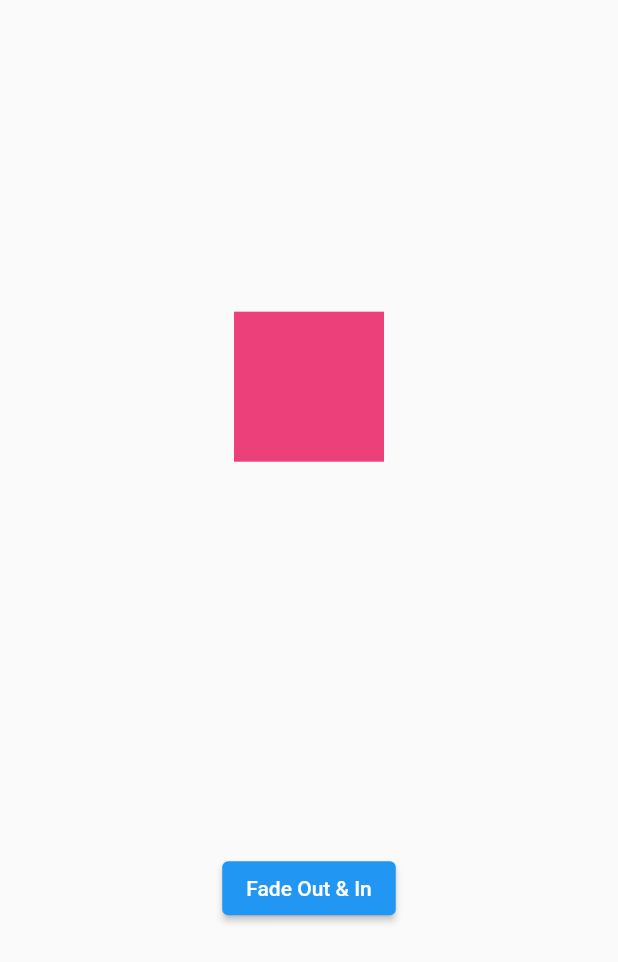
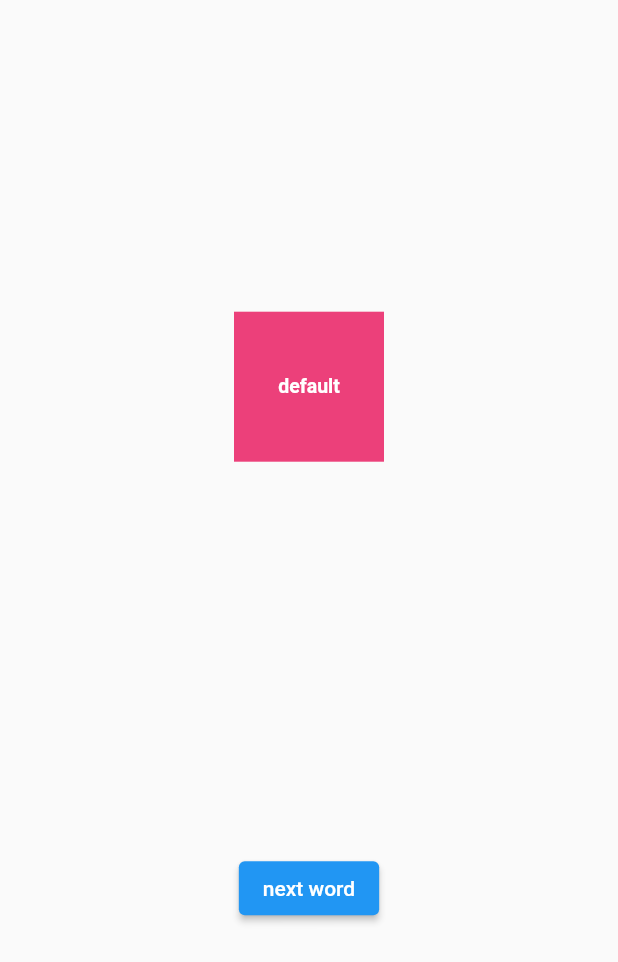
Before and after one commit to kira-on-git/switch_opacity, a Flutter app: the screen it shows after launch, on a phone screen of 412 x 824 dp. Shown: the top 962 px of the screen. Run offline on Flutter 3.47's test engine with Material 2 defaults, Android fonts, the phone set to English and light mode, and no system bars.

Commit message:
6: visibility + Future

```diff
--- a/lib/main.dart
+++ b/lib/main.dart
@@ -4,6 +4,8 @@ import 'package:flutter/material.dart';
 import 'opacity_timer.dart';
 import 'opacity_widget.dart';
 import 'dart:async';
+
+import 'visibility_future.dart';
 
 void main() {
   runApp(const MyApp());
@@ -16,7 +18,7 @@ class MyApp extends StatelessWidget {
   Widget build(BuildContext context) {
     return const MaterialApp(
       title: 'Switch Opacity',
-      home: Scaffold(body: OpacityWidget()),
+      home: Scaffold(body: VisibilityWidget()),
     );
   }
 }
--- /dev/null
+++ b/lib/visibility_future.dart
@@ -0,0 +1,84 @@
+// ignore_for_file: avoid_print
+
+import 'dart:math';
+import 'package:flutter/material.dart';
+import 'dart:async';
+/**** LISTE ****/
+
+List<String> adviceBank = ['Apfel', 'Birne', 'Aprikose', 'Melone', 'Kiwi'];
+String advice = 'default';
+
+/**** WIDGET ****/
+class VisibilityWidget extends StatefulWidget {
+  const VisibilityWidget({super.key});
+
+  @override
+  State<VisibilityWidget> createState() => _VisibilityWidgetState();
+}
+
+class _VisibilityWidgetState extends State<VisibilityWidget> {
+  bool _visible = true;
+  final int _duration = 3;
+
+/**** FADE IN & OUT ****/
+
+/**** FUTURE ****/
+  Future resetVisible() async {
+    print('Future started--------->>>');
+    return Future.delayed(Duration(seconds: _duration), () {
+      if (_visible == true) {
+        setState(() {
+          _visible = true;
+          advice = '';
+        });
+      }
+      print('Future arrived -------<<<<<');
+      print("advice was reseted to ''");
+    });
+  }
+
+  @override
+  Widget build(BuildContext context) {
+    print('build Element tree');
+    print("advice = '' ");
+    return Center(
+      child: Column(
+        mainAxisAlignment: MainAxisAlignment.spaceAround,
+        children: [
+          const SizedBox(height: 50),
+          Visibility(
+            visible: _visible,
+            // maintainAnimation: true,
+            child: Container(
+              color: Colors.pink.shade400,
+              height: 100,
+              width: 100,
+              child: Center(
+                child: Text(
+                  advice,
+                  style: const TextStyle(
+                      color: Colors.white,
+                      fontWeight: FontWeight.bold,
+                      fontSize: 13),
+                ),
+              ),
+            ),
+          ),
+          const SizedBox(height: 50),
+          /**** BUTTON ****/
+          ElevatedButton(
+              onPressed: () {
+                print('Button pressed------*****');
+
+                setState(() {
+                  advice = adviceBank[Random().nextInt(adviceBank.length)];
+                });
+                resetVisible();
+              },
+              child: const Text('next word')),
+          const SizedBox(height: 50),
+        ],
+      ),
+    );
+  }
+}
```
